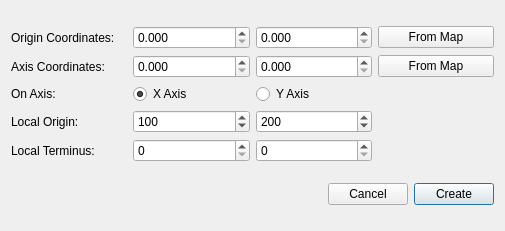
Above: grid/create_grid_dialog_base.ui from lparchaeology/ArkPlan before the change. Below: the same form after it.
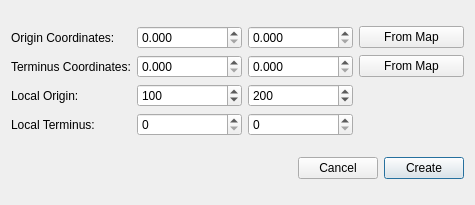
That is the form after the change.

Commit message: Rework grid to be standalone using just grid points layer

The edit to the form file:
```diff
--- a/grid/create_grid_dialog_base.ui
+++ b/grid/create_grid_dialog_base.ui
@@ -6,8 +6,8 @@
    <rect>
     <x>0</x>
     <y>0</y>
-    <width>505</width>
-    <height>231</height>
+    <width>475</width>
+    <height>205</height>
    </rect>
   </property>
   <property name="windowTitle">
@@ -19,33 +19,6 @@
   <layout class="QVBoxLayout" name="verticalLayout">
    <item>
     <layout class="QGridLayout" name="gridLayout">
-     <item row="1" column="1">
-      <widget class="QDoubleSpinBox" name="crsAxisEastingSpin">
-       <property name="decimals">
-        <number>3</number>
-       </property>
-       <property name="maximum">
-        <double>999999.998999999952503</double>
-       </property>
-      </widget>
-     </item>
-     <item row="1" column="3">
-      <widget class="QPushButton" name="axisFromMapButton">
-       <property name="text">
-        <string>From Map</string>
-       </property>
-      </widget>
-     </item>
-     <item row="2" column="1">
-      <widget class="QRadioButton" name="xAxisButton">
-       <property name="text">
-        <string>X Axis</string>
-       </property>
-       <property name="checked">
-        <bool>true</bool>
-       </property>
-      </widget>
-     </item>
      <item row="0" column="0">
       <widget class="QLabel" name="originLabel">
        <property name="text">
@@ -56,6 +29,23 @@
        </property>
       </widget>
      </item>
+     <item row="1" column="3">
+      <widget class="QPushButton" name="axisFromMapButton">
+       <property name="text">
+        <string>From Map</string>
+       </property>
+      </widget>
+     </item>
+     <item row="1" column="1">
+      <widget class="QDoubleSpinBox" name="crsTerminusEastingSpin">
+       <property name="decimals">
+        <number>3</number>
+       </property>
+       <property name="maximum">
+        <double>999999.998999999952503</double>
+       </property>
+      </widget>
+     </item>
      <item row="1" column="2">
       <widget class="QDoubleSpinBox" name="crsAxisNorthingSpin">
        <property name="decimals">
@@ -66,7 +56,7 @@
        </property>
       </widget>
      </item>
-     <item row="3" column="2">
+     <item row="2" column="2">
       <widget class="QSpinBox" name="spinBox_2">
        <property name="maximum">
         <number>9999</number>
@@ -82,21 +72,14 @@
      <item row="1" column="0">
       <widget class="QLabel" name="axisLabel">
        <property name="text">
-        <string>Axis Coordinates:</string>
+        <string>Terminus Coordinates:</string>
        </property>
        <property name="buddy">
         <cstring>crsAxisEastingSpin</cstring>
        </property>
       </widget>
      </item>
-     <item row="2" column="2">
-      <widget class="QRadioButton" name="yAxisButton">
-       <property name="text">
-        <string>Y Axis</string>
-       </property>
-      </widget>
-     </item>
-     <item row="3" column="1">
+     <item row="2" column="1">
       <widget class="QSpinBox" name="originEastingSpin">
        <property name="maximum">
         <number>9999</number>
@@ -109,23 +92,13 @@
        </property>
       </widget>
      </item>
-     <item row="3" column="0">
+     <item row="2" column="0">
       <widget class="QLabel" name="originLabel_2">
        <property name="text">
         <string>Local Origin:</string>
        </property>
       </widget>
      </item>
-     <item row="2" column="0">
-      <widget class="QLabel" name="label_3">
-       <property name="text">
-        <string>On Axis:</string>
-       </property>
-       <property name="buddy">
-        <cstring>xAxisButton</cstring>
-       </property>
-      </widget>
-     </item>
      <item row="0" column="3">
       <widget class="QPushButton" name="originFromMapButton">
        <property name="text">
@@ -153,13 +126,13 @@
        </property>
       </widget>
      </item>
-     <item row="4" column="1">
+     <item row="3" column="1">
       <widget class="QSpinBox" name="terminusEastingSpin"/>
      </item>
-     <item row="4" column="2">
+     <item row="3" column="2">
       <widget class="QSpinBox" name="terminusNorthingSpin"/>
      </item>
-     <item row="4" column="0">
+     <item row="3" column="0">
       <widget class="QLabel" name="terminusLabel">
        <property name="text">
         <string>Local Terminus:</string>
```
Left out of the diff: 8 changed lines with no effect on the pictures. The commit also changes 4 other files.
